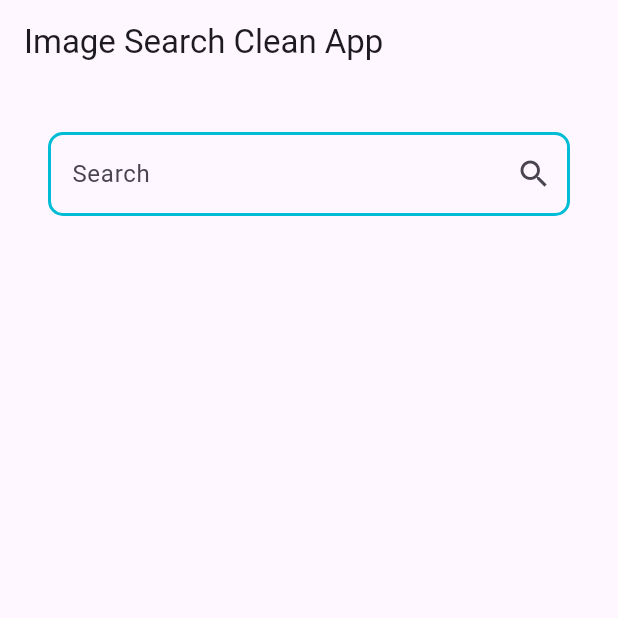
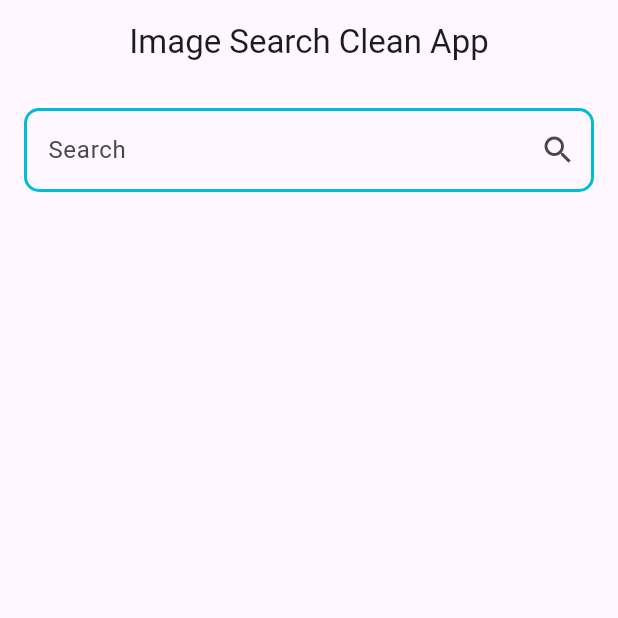
Before and after one commit to wingflower/image-search-clean, a Flutter app: the screen it shows after launch, on a phone screen of 412 x 824 dp, the top half of it. Run offline on Flutter 3.47's test engine with Material 3 defaults, Android fonts, the light colour scheme and no system bars; our stand-ins replace freezed_annotation, get_it, go_router.

Commit message:
chore: Title 중앙정렬

```diff
--- a/lib/main.dart
+++ b/lib/main.dart
@@ -1,7 +1,6 @@
 import 'package:flutter/material.dart';
 import 'package:image_search_clean/routes.dart';
 import 'package:image_search_clean/di/di_setup.dart';
-
 
 void main() {
   diSetup();
@@ -15,10 +14,12 @@ class MyApp extends StatelessWidget {
   Widget build(BuildContext context) {
     return MaterialApp.router(
       routerConfig: router,
+      // title: Text('Image Search Clean App', style: TextStyle(color: Colors.black),),
       title: 'Image Search Clean App',
       theme: ThemeData(
         colorScheme: ColorScheme.fromSeed(seedColor: Colors.deepPurple),
         useMaterial3: true,
+        appBarTheme: const AppBarTheme(centerTitle: true),
       ),
     );
   }
--- a/lib/ui/main_screen.dart
+++ b/lib/ui/main_screen.dart
@@ -25,11 +25,11 @@ class _MainScreenState extends State<MainScreen> {
         title: const Text('Image Search Clean App'),
       ),
       body: SafeArea(
-        child: Padding(
-          padding: const EdgeInsets.all(32.0),
         child: Column(
           children: [
-              TextField(
+            Padding(
+              padding: const EdgeInsets.all(16.0),
+              child: TextField(
                 controller: searchTextEditingController,
                 decoration: InputDecoration(
                   focusedBorder: OutlineInputBorder(
@@ -56,16 +56,18 @@ class _MainScreenState extends State<MainScreen> {
                   ),
                 ),
               ),
-              const SizedBox(height: 16),
+            ),
+            // const SizedBox(height: 16),
             state.isLoading
                 ? const Center(child: CircularProgressIndicator())
                 : Expanded(
                     child: GridView.builder(
+                      padding: const EdgeInsets.all(16.0),
                       gridDelegate:
                           const SliverGridDelegateWithFixedCrossAxisCount(
                         crossAxisCount: 2,
-                          crossAxisSpacing: 32,
-                          mainAxisSpacing: 32,
+                        crossAxisSpacing: 16,
+                        mainAxisSpacing: 16,
                       ),
                       itemCount: state.imageItems.length,
                       itemBuilder: (context, index) {
@@ -77,7 +79,6 @@ class _MainScreenState extends State<MainScreen> {
           ],
         ),
       ),
-      ),
     );
   }
 }
--- a/lib/ui/widget/image_item_widget.dart
+++ b/lib/ui/widget/image_item_widget.dart
@@ -12,6 +12,7 @@ class ImageItemWidget extends StatelessWidget {
   @override
   Widget build(BuildContext context) {
     return ClipRRect(
+      borderRadius: const BorderRadius.all(Radius.circular(16.0)),
       child: Image.network(
         imageItem.imageUrl,
         fit: BoxFit.cover,
```
Also changed, not shown: lib/clean/model/photo.dart (renamed from lib/data/model/photo.dart). Lines whose indentation alone changed are shown as unchanged.
